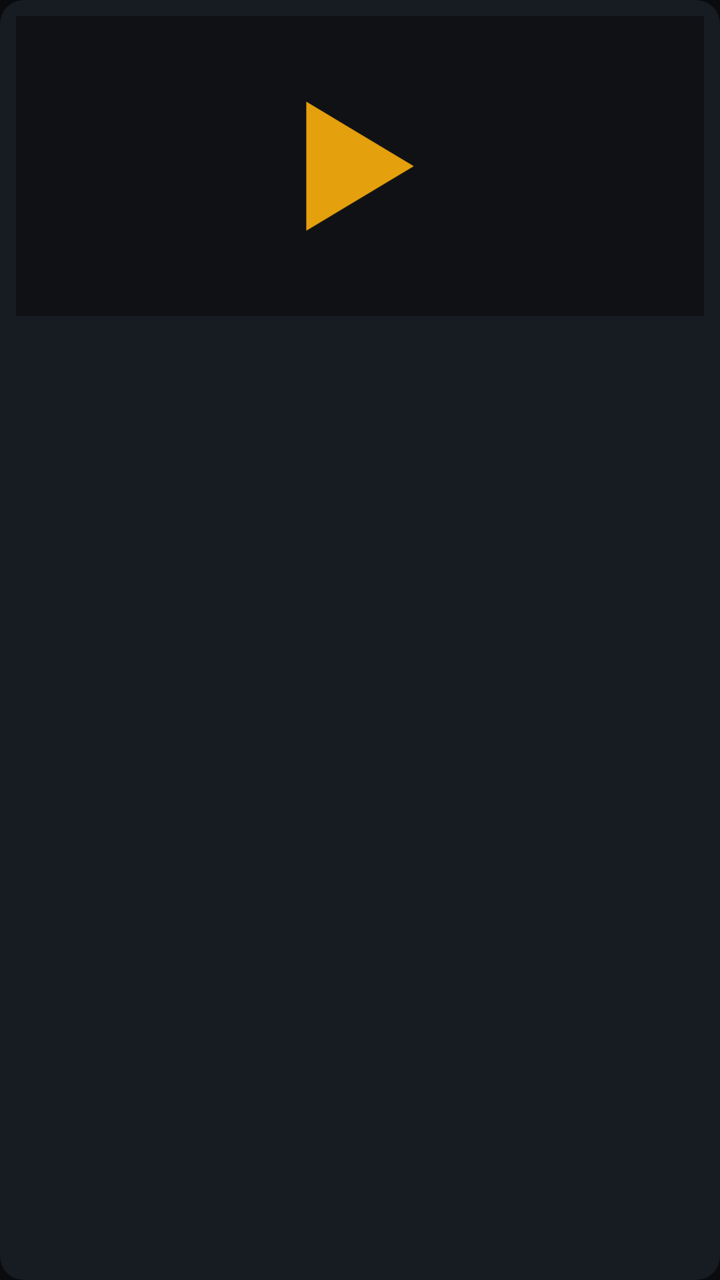
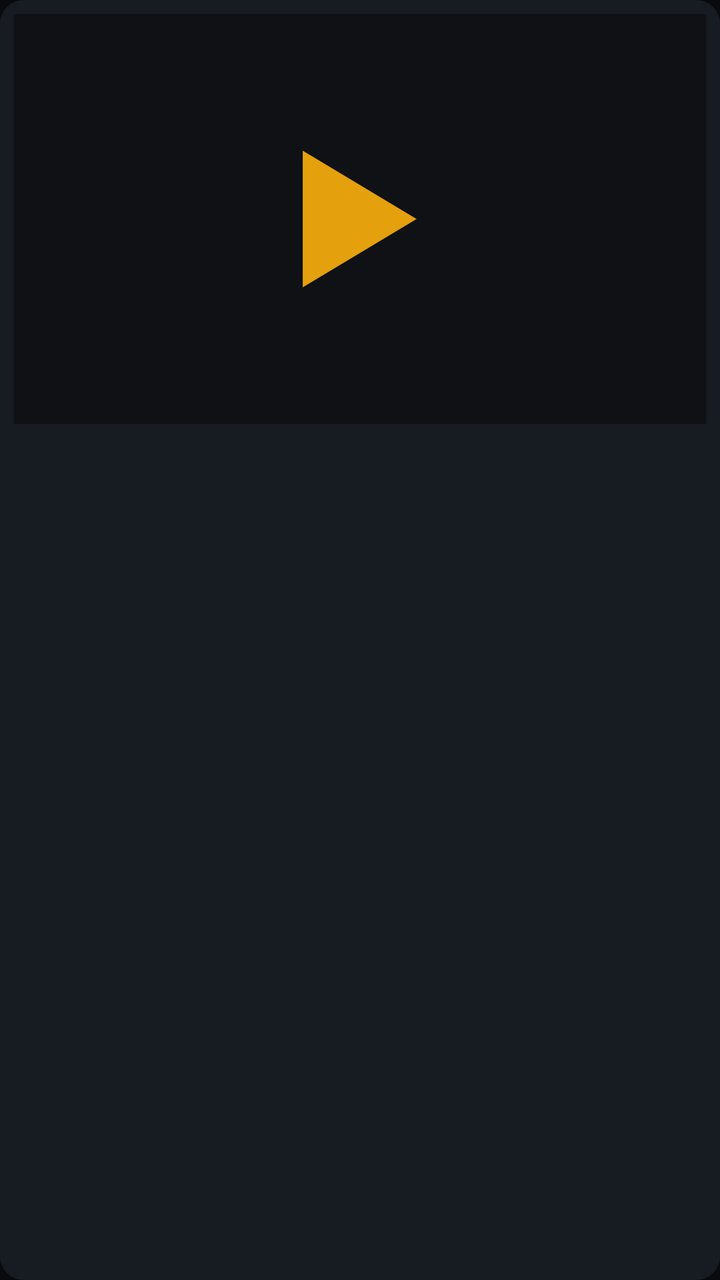

Two renders of the same Android screen: before a commit and after it. Below are the layout's source before the change and the commit's diff.
<!-- AndroidManifest.xml: application theme Theme.Dlala -->
<!-- res/layout/item_movie.xml -->
<?xml version="1.0" encoding="utf-8"?>
<LinearLayout xmlns:android="http://schemas.android.com/apk/res/android"
    android:layout_width="match_parent"
    android:layout_height="wrap_content"
    android:layout_margin="8dp"
    android:background="@drawable/bg_item"
    android:clickable="true"
    android:focusable="true"
    android:orientation="vertical"
    android:padding="8dp">

    <ImageView
        android:id="@+id/movie_poster"
        android:layout_width="match_parent"
        android:layout_height="150dp"
        android:contentDescription="غلاف الفيلم"
        android:scaleType="centerCrop"
        android:src="@drawable/ic_logo" />

    <TextView
        android:id="@+id/movie_title"
        android:layout_width="match_parent"
        android:layout_height="wrap_content"
        android:gravity="center"
        android:maxLines="3"
        android:minHeight="52dp"
        android:padding="8dp"
        android:textColor="@color/text"
        android:textSize="16sp" />

</LinearLayout>
<!-- resources referenced by this layout -->
<resources>
  <color name="text">#FFFFFF</color>
  <!-- drawable bg_item (drawable) -->
  <?xml version="1.0" encoding="utf-8"?>
  <selector xmlns:android="http://schemas.android.com/apk/res/android">
  
      <item android:state_focused="true">
          <shape android:shape="rectangle">
              <solid android:color="#252A33" />
              <stroke
                  android:width="3dp"
                  android:color="@color/accent" />
              <corners android:radius="12dp" />
          </shape>
      </item>
  
      <item>
          <shape android:shape="rectangle">
              <solid android:color="@color/card" />
              <corners android:radius="12dp" />
          </shape>
      </item>
  
  </selector>
  <!-- drawable ic_logo (drawable) -->
  <?xml version="1.0" encoding="utf-8"?>
  <vector xmlns:android="http://schemas.android.com/apk/res/android"
      android:width="320dp"
      android:height="180dp"
      android:viewportWidth="320"
      android:viewportHeight="180">
      <path android:fillColor="#0F1115" android:pathData="M0,0h320v180h-320z" />
      <path android:fillColor="#E5A00D" android:pathData="M135,60L135,120L185,90z" />
  </vector>
  <style name="Theme.Dlala" parent="Theme.AppCompat.NoActionBar">
          <item name="android:windowBackground">@color/bg</item>
          <item name="colorAccent">@color/accent</item>
      </style>
  <color name="accent">#F20D22</color>
  <color name="card">#171B22</color>
  <color name="bg">#090B0F</color>
</resources>

<!-- the commit's change to res/layout/item_movie.xml (unified diff, before → after) -->
@@ -2,17 +2,17 @@
 <LinearLayout xmlns:android="http://schemas.android.com/apk/res/android"
     android:layout_width="match_parent"
     android:layout_height="wrap_content"
-    android:layout_margin="8dp"
+    android:layout_margin="7dp"
+    android:padding="7dp"
+    android:orientation="vertical"
     android:background="@drawable/bg_item"
     android:clickable="true"
-    android:focusable="true"
-    android:orientation="vertical"
-    android:padding="8dp">
+    android:focusable="true">
 
     <ImageView
         android:id="@+id/movie_poster"
         android:layout_width="match_parent"
-        android:layout_height="150dp"
+        android:layout_height="205dp"
         android:contentDescription="غلاف الفيلم"
         android:scaleType="centerCrop"
         android:src="@drawable/ic_logo" />
@@ -21,10 +21,11 @@
         android:id="@+id/movie_title"
         android:layout_width="match_parent"
         android:layout_height="wrap_content"
+        android:minHeight="54dp"
         android:gravity="center"
-        android:maxLines="3"
-        android:minHeight="52dp"
         android:padding="8dp"
+        android:maxLines="2"
+        android:ellipsize="end"
         android:textColor="@color/text"
         android:textSize="16sp" />
 
